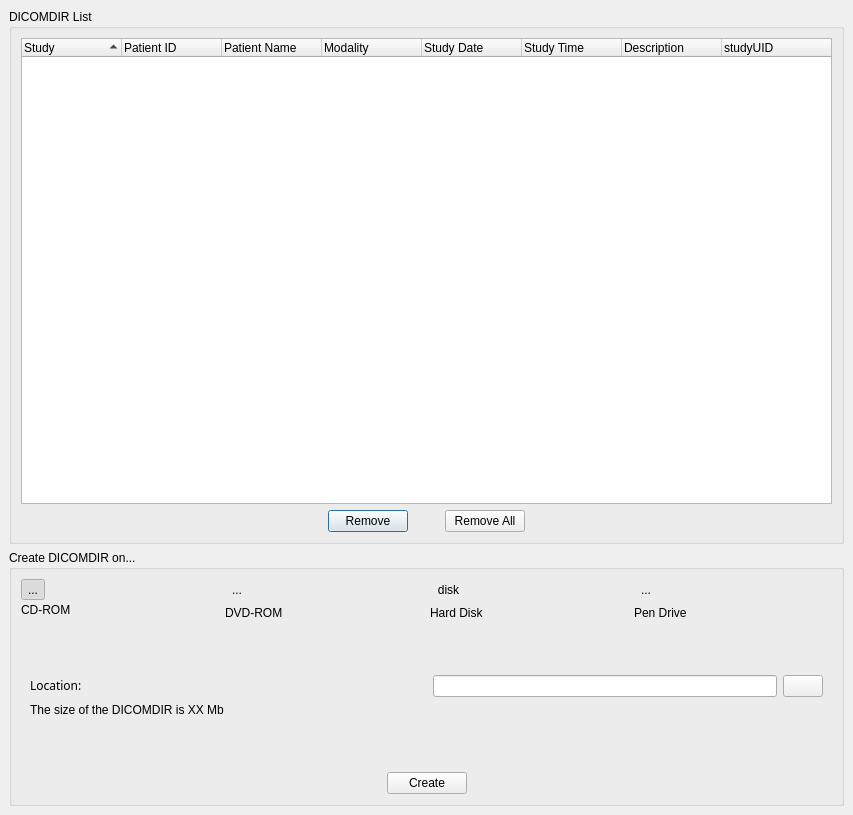
The window that starviewer/src/inputoutput/qcreatedicomdirbase.ui (starviewer-medical/starviewer) describes before a commit, drawn with Qt 5.
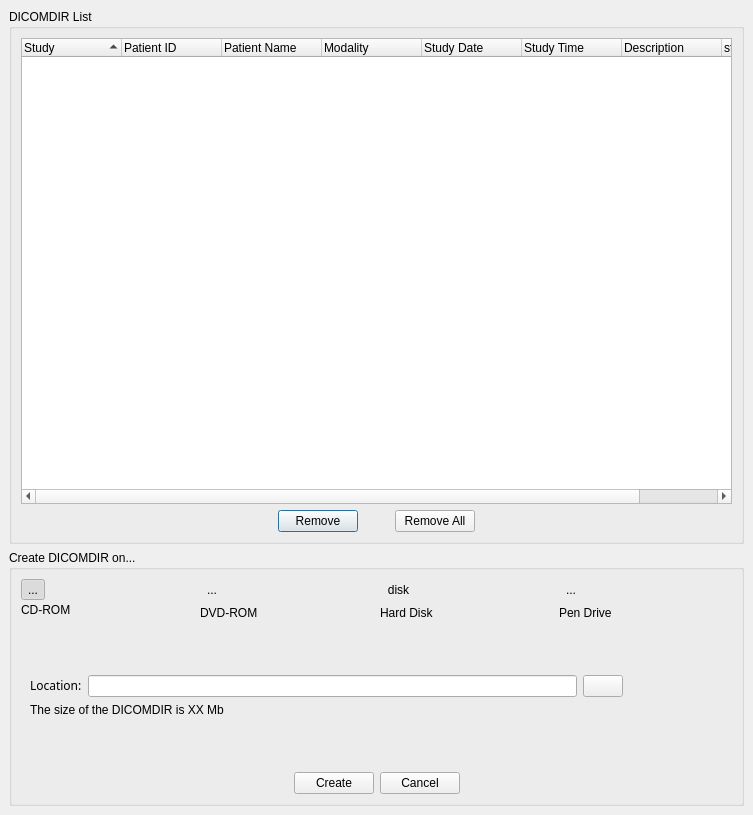
The same window after the commit. The open tabs and pages were chosen to show the change. Icons and pictures are not drawn.

Commit message: ENH: S'afegeix un botó de Cancel

Patch:
```diff
--- a/starviewer/src/inputoutput/qcreatedicomdirbase.ui
+++ b/starviewer/src/inputoutput/qcreatedicomdirbase.ui
@@ -5,7 +5,7 @@
    <rect>
     <x>0</x>
     <y>0</y>
-    <width>853</width>
+    <width>753</width>
     <height>815</height>
    </rect>
   </property>
@@ -349,32 +349,35 @@
               </property>
              </widget>
             </item>
+            <item>
+             <widget class="QLineEdit" name="m_lineEditDicomdirPath" />
+            </item>
+            <item>
+             <widget class="QPushButton" name="m_buttonExamineDisk" >
+              <property name="text" >
+               <string/>
+              </property>
+              <property name="icon" >
+               <iconset resource="../main/main.qrc" >:/images/folderclose.png</iconset>
+              </property>
+             </widget>
+            </item>
             <item>
              <spacer>
               <property name="orientation" >
                <enum>Qt::Horizontal</enum>
               </property>
+              <property name="sizeType" >
+               <enum>QSizePolicy::Maximum</enum>
+              </property>
               <property name="sizeHint" >
                <size>
-                <width>61</width>
+                <width>100</width>
                 <height>20</height>
                </size>
               </property>
              </spacer>
             </item>
-            <item>
-             <widget class="QLineEdit" name="m_lineEditDicomdirPath" />
-            </item>
-            <item>
-             <widget class="QPushButton" name="m_buttonExamineDisk" >
-              <property name="text" >
-               <string/>
-              </property>
-              <property name="icon" >
-               <iconset resource="../main/main.qrc" >:/images/folderclose.png</iconset>
-              </property>
-             </widget>
-            </item>
            </layout>
           </item>
          </layout>
@@ -412,6 +415,13 @@
           </property>
          </widget>
         </item>
+        <item>
+         <widget class="QPushButton" name="m_buttonCancelDicomdir" >
+          <property name="text" >
+           <string>Cancel</string>
+          </property>
+         </widget>
+        </item>
         <item>
          <spacer>
           <property name="orientation" >
```
Left out of the diff: 21 changed lines with no effect on the pictures.
